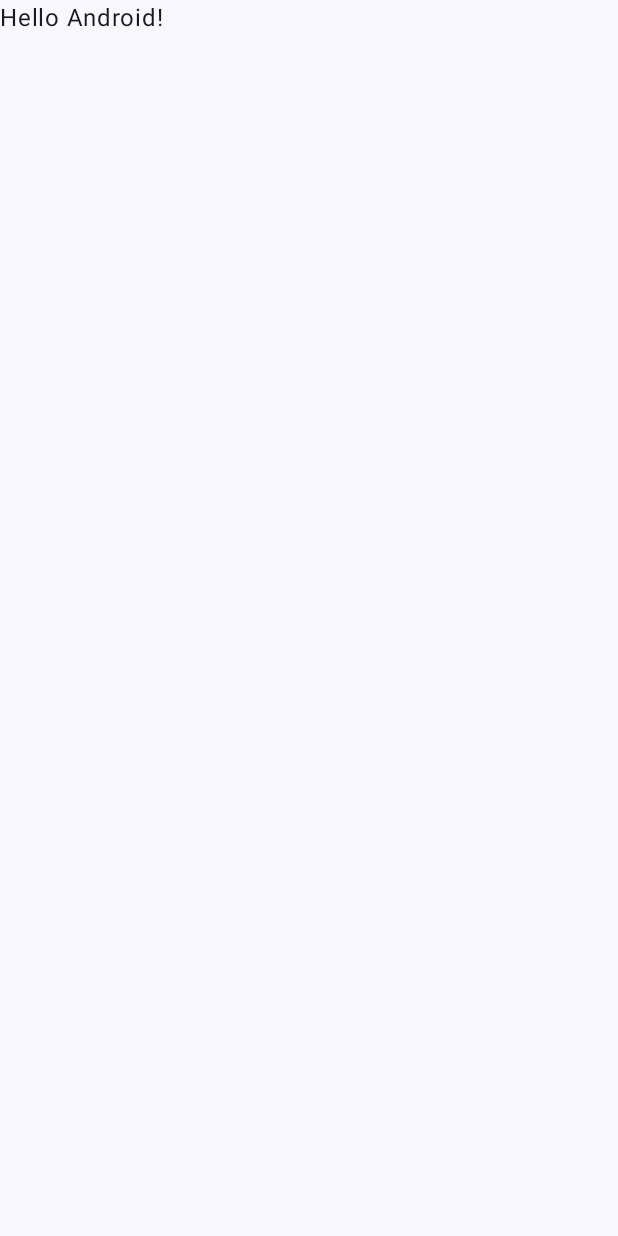
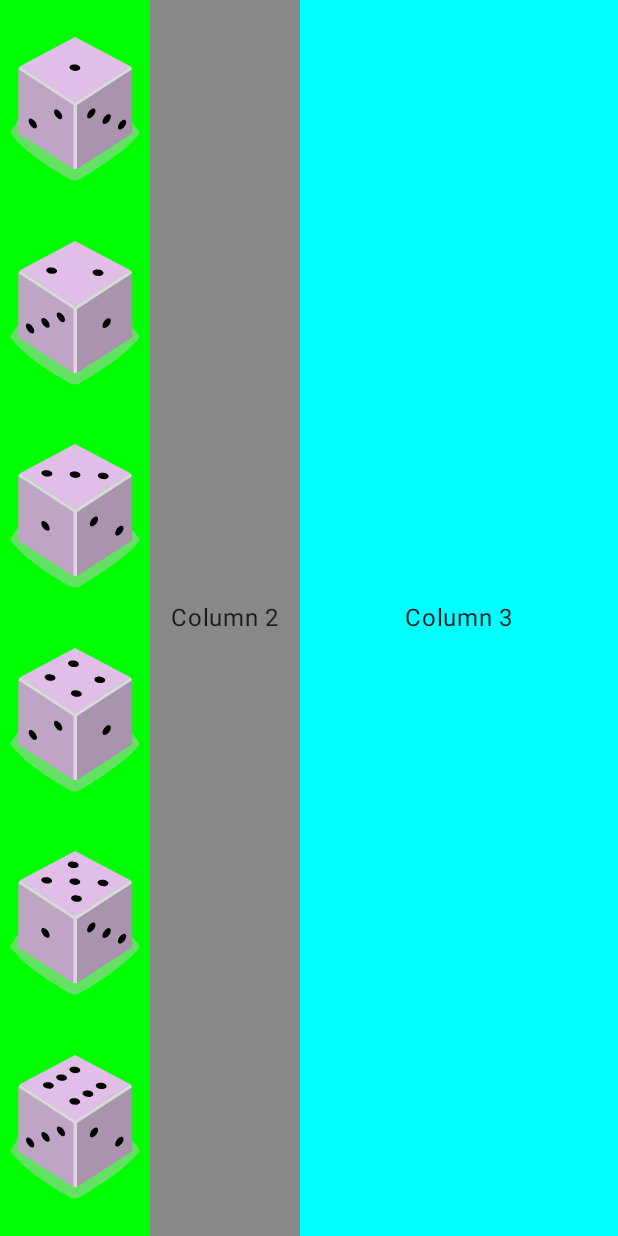
Before and after one commit to sijanbhai/Sijan003_Book, an Android app built with Jetpack Compose: the screen it shows after launch (MainActivity), on a phone screen of 412 x 824 dp. Before the commit the screen is almost empty. Run offline under Robolectric (Android 15) with nearby library versions, the light colour scheme and no system bars.

Commit message:
test layout

```diff
--- a/app/src/main/java/com/sijan003/tanvir003_book/MainActivity.kt
+++ b/app/src/main/java/com/sijan003/tanvir003_book/MainActivity.kt
@@ -1,34 +1,82 @@
 package com.sijan003.tanvir003_book
 
+import android.R.attr.name
 import android.os.Bundle
 import androidx.activity.ComponentActivity
 import androidx.activity.compose.setContent
 import androidx.activity.enableEdgeToEdge
+import androidx.compose.foundation.Image
+import androidx.compose.foundation.background
+import androidx.compose.foundation.layout.Arrangement
+import androidx.compose.foundation.layout.Column
+import androidx.compose.foundation.layout.Row
+import androidx.compose.foundation.layout.fillMaxHeight
 import androidx.compose.foundation.layout.fillMaxSize
+import androidx.compose.foundation.layout.fillMaxWidth
 import androidx.compose.foundation.layout.padding
+import androidx.compose.foundation.layout.width
 import androidx.compose.material3.Scaffold
 import androidx.compose.material3.Text
 import androidx.compose.runtime.Composable
+import androidx.compose.ui.Alignment
 import androidx.compose.ui.Modifier
+import androidx.compose.ui.graphics.Color
+import androidx.compose.ui.res.painterResource
 import androidx.compose.ui.tooling.preview.Preview
+import androidx.compose.ui.unit.dp
+import com.sijan003.tanvir003_book.image_ids
 import com.sijan003.tanvir003_book.ui.theme.Sijan003_BookTheme
 
 class MainActivity : ComponentActivity() {
     override fun onCreate(savedInstanceState: Bundle?) {
         super.onCreate(savedInstanceState)
-        enableEdgeToEdge()
+        //enableEdgeToEdge()
         setContent {
             Sijan003_BookTheme {
+                //Scaffold: Layout component for material design layout
+                //top app bar, bottom bar, drawer
                 Scaffold(modifier = Modifier.fillMaxSize()) { innerPadding ->
-                    Greeting(
-                        name = "Android",
-                        modifier = Modifier.padding(innerPadding)
-                    )
+                    //Greeting(
+                      //  name = "Android",
+                        //modifier = Modifier.padding(innerPadding)
+                    //)
+                    TestLayout(modifier = Modifier.padding(innerPadding))
                 }
             }
         }
     }
 }
+
+@Composable
+fun TestLayout(modifier: Modifier= Modifier)
+{
+    Row (modifier = Modifier.fillMaxSize()) {
+        Column(modifier = Modifier.fillMaxHeight().width(100.dp).background(Color.Green),
+            verticalArrangement = Arrangement.SpaceEvenly
+            ) {
+          repeat(6){
+              //display a dice
+              Image(
+                  painter = painterResource(image_ids[it]),
+                  contentDescription = "Dice $it")
+          }
+        }
+        Column(modifier = Modifier.fillMaxHeight().width(100.dp).background(Color.Gray),
+            verticalArrangement = Arrangement.Center,
+            horizontalAlignment = Alignment.CenterHorizontally
+            ) {
+            Text(text = "Column 2")
+
+        }
+        Column(modifier = Modifier.fillMaxHeight().fillMaxWidth().background(Color.Cyan),
+            verticalArrangement = Arrangement.Center,
+            horizontalAlignment = Alignment.CenterHorizontally
+            ) {
+            Text(text = "Column 3")
+        }
+    }
+}
+
 
 @Composable
 fun Greeting(name: String, modifier: Modifier = Modifier) {
@@ -45,3 +93,13 @@
         Greeting("Android")
     }
 }
+
+private val image_ids=listOf(
+    R.drawable.dice_1,
+    R.drawable.dice_2,
+    R.drawable.dice_3,
+    R.drawable.dice_4,
+    R.drawable.dice_5,
+    R.drawable.dice_6
+
+)
--- /dev/null
+++ b/app/src/main/res/drawable/dice_1.xml
@@ -0,0 +1,66 @@
+<!--
+  ~ Copyright 2022, The Android Open Source Project
+  ~
+  ~ Licensed under the Apache License, Version 2.0 (the "License");
+  ~ you may not use this file except in compliance with the License.
+  ~ You may obtain a copy of the License at
+  ~
+  ~     http://www.apache.org/licenses/LICENSE-2.0
+  ~
+  ~ Unless required by applicable law or agreed to in writing, software
+  ~ distributed under the License is distributed on an "AS IS" BASIS,
+  ~ WITHOUT WARRANTIES OR CONDITIONS OF ANY KIND, either express or implied.
+  ~ See the License for the specific language governing permissions and
+  ~ limitations under the License.
+  -->
+
+<vector xmlns:android="http://schemas.android.com/apk/res/android"
+    android:width="200dp"
+    android:height="250dp"
+    android:viewportWidth="800"
+    android:viewportHeight="1000">
+    <path
+        android:fillAlpha="0.5"
+        android:fillColor="#C5C4C4"
+        android:pathData="M740.8,635.42c-68.27,90.47 -249.77,201.76 -316,240.63a50.7,50.7 0,0 1,-49.93 0.81c-64.19,-35 -234.09,-133.88 -315.65,-242a14.69,14.69 0,0 1,-0.12 -17.49c77.58,-106.29 159.67,-258.89 341.06,-258.89 182,0 242.19,139.08 340.27,258.88A14.62,14.62 0,0 1,740.8 635.42Z"
+        android:strokeAlpha="0.5" />
+    <path
+        android:fillColor="#AA93AE"
+        android:pathData="M704.9,630l-294.29,191.06l0,-340.85l294.29,-191.06l0,340.85z" />
+    <path
+        android:fillColor="#C0A4C5"
+        android:pathData="M97.59,630l294.29,191.06l0,-340.85l-294.29,-191.06l0,340.85z" />
+    <path
+        android:fillColor="#E1BEE7"
+        android:pathData="M400.14,464.73l-293.19,-191.45l293.19,-156.31l295.39,156.31l-295.39,191.45z" />
+    <path
+        android:fillColor="#E2D3E4"
+        android:pathData="M106.95,273.28l-9.36,15.87l294.29,191.06l8.26,-15.48l-293.19,-191.45z" />
+    <path
+        android:fillColor="#E2D3E4"
+        android:pathData="M695.53,273.28l9.37,15.87l-294.29,191.06l-10.47,-15.48l295.39,-191.45z" />
+    <path
+        android:fillColor="#E2D3E4"
+        android:pathData="M391.88,480.21h18.73v340.85h-18.73z" />
+    <path
+        android:fillColor="#E7DCE8"
+        android:pathData="M400.14,464.73l-8.26,15.48l18.73,0l-10.47,-15.48z" />
+    <path
+        android:fillColor="#000000"
+        android:pathData="M397.45,297.62a16.9,28.71 97.07,1 0,4.16 -33.54a16.9,28.71 97.07,1 0,-4.16 33.54z" />
+    <path
+        android:fillColor="#000000"
+        android:pathData="M297.17,539.02a30.12,16.11 53.82,1 0,26.01 -19.02a30.12,16.11 53.82,1 0,-26.01 19.02z" />
+    <path
+        android:fillColor="#000000"
+        android:pathData="M161.96,588.24a30.12,16.11 53.82,1 0,26.01 -19.02a30.12,16.11 53.82,1 0,-26.01 19.02z" />
+    <path
+        android:fillColor="#000000"
+        android:pathData="M551.15,579.45a30.12,16.11 126.18,1 0,35.56 -48.62a30.12,16.11 126.18,1 0,-35.56 48.62z" />
+    <path
+        android:fillColor="#000000"
+        android:pathData="M469.12,549.58a30.12,16.11 126.18,1 0,35.56 -48.62a30.12,16.11 126.18,1 0,-35.56 48.62z" />
+    <path
+        android:fillColor="#000000"
+        android:pathData="M633.17,609.29a30.12,16.11 126.18,1 0,35.56 -48.62a30.12,16.11 126.18,1 0,-35.56 48.62z" />
+</vector>
--- /dev/null
+++ b/app/src/main/res/drawable/dice_2.xml
@@ -0,0 +1,66 @@
+<!--
+  ~ Copyright 2022, The Android Open Source Project
+  ~
+  ~ Licensed under the Apache License, Version 2.0 (the "License");
+  ~ you may not use this file except in compliance with the License.
+  ~ You may obtain a copy of the License at
+  ~
+  ~     http://www.apache.org/licenses/LICENSE-2.0
+  ~
+  ~ Unless required by applicable law or agreed to in writing, software
+  ~ distributed under the License is distributed on an "AS IS" BASIS,
+  ~ WITHOUT WARRANTIES OR CONDITIONS OF ANY KIND, either express or implied.
+  ~ See the License for the specific language governing permissions and
+  ~ limitations under the License.
+  -->
+
+<vector xmlns:android="http://schemas.android.com/apk/res/android"
+    android:width="200dp"
+    android:height="250dp"
+    android:viewportWidth="800"
+    android:viewportHeight="1000">
+    <path
+        android:fillAlpha="0.5"
+        android:fillColor="#C5C4C4"
+        android:pathData="M740.8,635.42c-68.27,90.47 -249.77,201.76 -316,240.63a50.7,50.7 0,0 1,-49.93 0.81c-64.19,-35 -234.09,-133.88 -315.65,-242a14.69,14.69 0,0 1,-0.12 -17.49c77.58,-106.29 159.67,-258.89 341.06,-258.89 182,0 242.19,139.08 340.27,258.88A14.62,14.62 0,0 1,740.8 635.42Z"
+        android:strokeAlpha="0.5" />
+    <path
+        android:fillColor="#AA93AE"
+        android:pathData="M704.9,630l-294.29,191.06l0,-340.85l294.29,-191.06l0,340.85z" />
+    <path
+        android:fillColor="#C0A4C5"
+        android:pathData="M97.59,630l294.29,191.06l0,-340.85l-294.29,-191.06l0,340.85z" />
+    <path
+        android:fillColor="#E1BEE7"
+        android:pathData="M400.14,464.73l-293.19,-191.45l293.19,-156.31l295.39,156.31l-295.39,191.45z" />
+    <path
+        android:fillColor="#E2D3E4"
+        android:pathData="M106.95,273.28l-9.36,15.87l294.29,191.06l8.26,-15.48l-293.19,-191.45z" />
+    <path
+        android:fillColor="#E2D3E4"
+        android:pathData="M695.53,273.28l9.37,15.87l-294.29,191.06l-10.47,-15.48l295.39,-191.45z" />
+    <path
+        android:fillColor="#E2D3E4"
+        android:pathData="M391.88,480.21h18.73v340.85h-18.73z" />
+    <path
+        android:fillColor="#E7DCE8"
+        android:pathData="M400.14,464.73l-8.26,15.48l18.73,0l-10.47,-15.48z" />
+    <path
+        android:fillColor="#000000"
+        android:pathData="M520.85,303.25a16.9,28.71 97.07,1 0,4.16 -33.54a16.9,28.71 97.07,1 0,-4.16 33.54z" />
+    <path
+        android:fillColor="#000000"
+        android:pathData="M273.33,291.99a16.9,28.71 97.07,1 0,4.16 -33.54a16.9,28.71 97.07,1 0,-4.16 33.54z" />
+    <path
+        android:fillColor="#000000"
+        android:pathData="M229.56,563.64a30.12,16.11 53.82,1 0,26.01 -19.02a30.12,16.11 53.82,1 0,-26.01 19.02z" />
+    <path
+        android:fillColor="#000000"
+        android:pathData="M311.58,533.77a30.12,16.11 53.82,1 0,26.01 -19.02a30.12,16.11 53.82,1 0,-26.01 19.02z" />
+    <path
+        android:fillColor="#000000"
+        android:pathData="M147.54,593.49a30.12,16.11 53.82,1 0,26.01 -19.02a30.12,16.11 53.82,1 0,-26.01 19.02z" />
+    <path
+        android:fillColor="#000000"
+        android:pathData="M551.15,579.45a30.12,16.11 126.18,1 0,35.56 -48.62a30.12,16.11 126.18,1 0,-35.56 48.62z" />
+</vector>
--- /dev/null
+++ b/app/src/main/res/drawable/dice_3.xml
@@ -0,0 +1,66 @@
+<!--
+  ~ Copyright 2022, The Android Open Source Project
+  ~
+  ~ Licensed under the Apache License, Version 2.0 (the "License");
+  ~ you may not use this file except in compliance with the License.
+  ~ You may obtain a copy of the License at
+  ~
+  ~     http://www.apache.org/licenses/LICENSE-2.0
+  ~
+  ~ Unless required by applicable law or agreed to in writing, software
+  ~ distributed under the License is distributed on an "AS IS" BASIS,
+  ~ WITHOUT WARRANTIES OR CONDITIONS OF ANY KIND, either express or implied.
+  ~ See the License for the specific language governing permissions and
+  ~ limitations under the License.
+  -->
+
+<vector xmlns:android="http://schemas.android.com/apk/res/android"
+    android:width="200dp"
+    android:height="250dp"
+    android:viewportWidth="800"
+    android:viewportHeight="1000">
+    <path
+        android:fillAlpha="0.5"
+        android:fillColor="#C5C4C4"
+        android:pathData="M740.8,635.42c-68.27,90.47 -249.77,201.76 -316,240.63a50.7,50.7 0,0 1,-49.93 0.81c-64.19,-35 -234.09,-133.88 -315.65,-242a14.69,14.69 0,0 1,-0.12 -17.49c77.58,-106.29 159.67,-258.89 341.06,-258.89 182,0 242.19,139.08 340.27,258.88A14.62,14.62 0,0 1,740.8 635.42Z"
+        android:strokeAlpha="0.5" />
+    <path
+        android:fillColor="#AA93AE"
+        android:pathData="M704.9,630l-294.29,191.06l0,-340.85l294.29,-191.06l0,340.85z" />
+    <path
+        android:fillColor="#C0A4C5"
+        android:pathData="M97.59,630l294.29,191.06l0,-340.85l-294.29,-191.06l0,340.85z" />
+    <path
+        android:fillColor="#E1BEE7"
+        android:pathData="M400.14,464.73l-293.19,-191.45l293.19,-156.31l295.39,156.31l-295.39,191.45z" />
+    <path
+        android:fillColor="#E2D3E4"
+        android:pathData="M106.95,273.28l-9.36,15.87l294.29,191.06l8.26,-15.48l-293.19,-191.45z" />
+    <path
+        android:fillColor="#E2D3E4"
+        android:pathData="M695.53,273.28l9.37,15.87l-294.29,191.06l-10.47,-15.48l295.39,-191.45z" />
+    <path
+        android:fillColor="#E2D3E4"
+        android:pathData="M391.88,480.21h18.73v340.85h-18.73z" />
+    <path
+        android:fillColor="#E7DCE8"
+        android:pathData="M400.14,464.73l-8.26,15.48l18.73,0l-10.47,-15.48z" />
+    <path
+        android:fillColor="#000000"
+        android:pathData="M398.11,297.62a16.9,28.71 97.07,1 0,4.16 -33.54a16.9,28.71 97.07,1 0,-4.16 33.54z" />
+    <path
+        android:fillColor="#000000"
+        android:pathData="M548.27,304.46a16.9,28.71 97.07,1 0,4.16 -33.54a16.9,28.71 97.07,1 0,-4.16 33.54z" />
+    <path
+        android:fillColor="#000000"
+        android:pathData="M247.95,290.79a16.9,28.71 97.07,1 0,4.16 -33.54a16.9,28.71 97.07,1 0,-4.16 33.54z" />
+    <path
+        android:fillColor="#000000"
+        android:pathData="M229.56,563.64a30.12,16.11 53.82,1 0,26.01 -19.02a30.12,16.11 53.82,1 0,-26.01 19.02z" />
+    <path
+        android:fillColor="#000000"
+        android:pathData="M483.54,554.83a30.12,16.11 126.18,1 0,35.56 -48.62a30.12,16.11 126.18,1 0,-35.56 48.62z" />
+    <path
+        android:fillColor="#000000"
+        android:pathData="M618.75,604.04a30.12,16.11 126.18,1 0,35.56 -48.62a30.12,16.11 126.18,1 0,-35.56 48.62z" />
+</vector>
--- /dev/null
+++ b/app/src/main/res/drawable/dice_4.xml
@@ -0,0 +1,69 @@
+<!--
+  ~ Copyright 2022, The Android Open Source Project
+  ~
+  ~ Licensed under the Apache License, Version 2.0 (the "License");
+  ~ you may not use this file except in compliance with the License.
+  ~ You may obtain a copy of the License at
+  ~
+  ~     http://www.apache.org/licenses/LICENSE-2.0
+  ~
+  ~ Unless required by applicable law or agreed to in writing, software
+  ~ distributed under the License is distributed on an "AS IS" BASIS,
+  ~ WITHOUT WARRANTIES OR CONDITIONS OF ANY KIND, either express or implied.
+  ~ See the License for the specific language governing permissions and
+  ~ limitations under the License.
+  -->
+
+<vector xmlns:android="http://schemas.android.com/apk/res/android"
+    android:width="200dp"
+    android:height="250dp"
+    android:viewportWidth="800"
+    android:viewportHeight="1000">
+    <path
+        android:fillAlpha="0.5"
+        android:fillColor="#C5C4C4"
+        android:pathData="M740.8,635.42c-68.27,90.47 -249.77,201.76 -316,240.63a50.7,50.7 0,0 1,-49.93 0.81c-64.19,-35 -234.09,-133.88 -315.65,-242a14.69,14.69 0,0 1,-0.12 -17.49c77.58,-106.29 159.67,-258.89 341.06,-258.89 182,0 242.19,139.08 340.27,258.88A14.62,14.62 0,0 1,740.8 635.42Z"
+        android:strokeAlpha="0.5" />
+    <path
+        android:fillColor="#AA93AE"
+        android:pathData="M704.9,630l-294.29,191.06l0,-340.85l294.29,-191.06l0,340.85z" />
+    <path
+        android:fillColor="#C0A4C5"
+        android:pathData="M97.59,630l294.29,191.06l0,-340.85l-294.29,-191.06l0,340.85z" />
+    <path
+        android:fillColor="#E1BEE7"
+        android:pathData="M400.14,464.73l-293.19,-191.45l293.19,-156.31l295.39,156.31l-295.39,191.45z" />
+    <path
+        android:fillColor="#E2D3E4"
+        android:pathData="M106.95,273.28l-9.36,15.87l294.29,191.06l8.26,-15.48l-293.19,-191.45z" />
+    <path
+        android:fillColor="#E2D3E4"
+        android:pathData="M695.53,273.28l9.37,15.87l-294.29,191.06l-10.47,-15.48l295.39,-191.45z" />
+    <path
+        android:fillColor="#E2D3E4"
+        android:pathData="M391.88,480.21h18.73v340.85h-18.73z" />
+    <path
+        android:fillColor="#E7DCE8"
+        android:pathData="M400.14,464.73l-8.26,15.48l18.73,0l-10.47,-15.48z" />
+    <path
+        android:fillColor="#000000"
+        android:pathData="M530.08,303.65a16.9,28.71 97.07,1 0,4.16 -33.54a16.9,28.71 97.07,1 0,-4.16 33.54z" />
+    <path
+        android:fillColor="#000000"
+        android:pathData="M389.68,218.17a16.9,28.71 97.07,1 0,4.16 -33.54a16.9,28.71 97.07,1 0,-4.16 33.54z" />
+    <path
+        android:fillColor="#000000"
+        android:pathData="M405.35,377.09a16.9,28.71 97.07,1 0,4.16 -33.54a16.9,28.71 97.07,1 0,-4.16 33.54z" />
+    <path
+        android:fillColor="#000000"
+        android:pathData="M264.95,291.6a16.9,28.71 97.07,1 0,4.16 -33.54a16.9,28.71 97.07,1 0,-4.16 33.54z" />
+    <path
+        android:fillColor="#000000"
+        android:pathData="M297.17,541.59a30.12,16.11 53.82,1 0,26.01 -19.02a30.12,16.11 53.82,1 0,-26.01 19.02z" />
+    <path
+        android:fillColor="#000000"
+        android:pathData="M161.96,590.81a30.12,16.11 53.82,1 0,26.01 -19.02a30.12,16.11 53.82,1 0,-26.01 19.02z" />
+    <path
+        android:fillColor="#000000"
+        android:pathData="M551.15,579.45a30.12,16.11 126.18,1 0,35.56 -48.62a30.12,16.11 126.18,1 0,-35.56 48.62z" />
+</vector>
--- /dev/null
+++ b/app/src/main/res/drawable/dice_5.xml
@@ -0,0 +1,75 @@
+<!--
+  ~ Copyright 2022, The Android Open Source Project
+  ~
+  ~ Licensed under the Apache License, Version 2.0 (the "License");
+  ~ you may not use this file except in compliance with the License.
+  ~ You may obtain a copy of the License at
+  ~
+  ~     http://www.apache.org/licenses/LICENSE-2.0
+  ~
+  ~ Unless required by applicable law or agreed to in writing, software
+  ~ distributed under the License is distributed on an "AS IS" BASIS,
+  ~ WITHOUT WARRANTIES OR CONDITIONS OF ANY KIND, either express or implied.
+  ~ See the License for the specific language governing permissions and
+  ~ limitations under the License.
+  -->
+
+<vector xmlns:android="http://schemas.android.com/apk/res/android"
+    android:width="200dp"
+    android:height="250dp"
+    android:viewportWidth="800"
+    android:viewportHeight="1000">
+    <path
+        android:fillAlpha="0.5"
+        android:fillColor="#C5C4C4"
+        android:pathData="M740.8,635.42c-68.27,90.47 -249.77,201.76 -316,240.63a50.7,50.7 0,0 1,-49.93 0.81c-64.19,-35 -234.09,-133.88 -315.65,-242a14.69,14.69 0,0 1,-0.12 -17.49c77.58,-106.29 159.67,-258.89 341.06,-258.89 182,0 242.19,139.08 340.27,258.88A14.62,14.62 0,0 1,740.8 635.42Z"
+        android:strokeAlpha="0.5" />
+    <path
+        android:fillColor="#AA93AE"
+        android:pathData="M704.9,630l-294.29,191.06l0,-340.85l294.29,-191.06l0,340.85z" />
+    <path
+        android:fillColor="#C0A4C5"
+        android:pathData="M97.59,630l294.29,191.06l0,-340.85l-294.29,-191.06l0,340.85z" />
+    <path
+        android:fillColor="#E1BEE7"
+        android:pathData="M400.14,464.73l-293.19,-191.45l293.19,-156.31l295.39,156.31l-295.39,191.45z" />
+    <path
+        android:fillColor="#E2D3E4"
+        android:pathData="M106.95,273.28l-9.36,15.87l294.29,191.06l8.26,-15.48l-293.19,-191.45z" />
+    <path
+        android:fillColor="#E2D3E4"
+        android:pathData="M695.53,273.28l9.37,15.87l-294.29,191.06l-10.47,-15.48l295.39,-191.45z" />
+    <path
+        android:fillColor="#E2D3E4"
+        android:pathData="M391.88,480.21h18.73v340.85h-18.73z" />
+    <path
+        android:fillColor="#E7DCE8"
+        android:pathData="M400.14,464.73l-8.26,15.48l18.73,0l-10.47,-15.48z" />
+    <path
+        android:fillColor="#000000"
+        android:pathData="M397.05,297.63a16.9,28.71 97.07,1 0,4.16 -33.54a16.9,28.71 97.07,1 0,-4.16 33.54z" />
+    <path
+        android:fillColor="#000000"
+        android:pathData="M547.21,304.45a16.9,28.71 97.07,1 0,4.16 -33.54a16.9,28.71 97.07,1 0,-4.16 33.54z" />
+    <path
+        android:fillColor="#000000"
+        android:pathData="M388.17,207.62a16.9,28.71 97.07,1 0,4.16 -33.54a16.9,28.71 97.07,1 0,-4.16 33.54z" />
+    <path
+        android:fillColor="#000000"
+        android:pathData="M405.93,387.62a16.9,28.71 97.07,1 0,4.16 -33.54a16.9,28.71 97.07,1 0,-4.16 33.54z" />
+    <path
+        android:fillColor="#000000"
+        android:pathData="M246.89,290.79a16.9,28.71 97.07,1 0,4.16 -33.54a16.9,28.71 97.07,1 0,-4.16 33.54z" />
+    <path
+        android:fillColor="#000000"
+        android:pathData="M229.56,563.64a30.12,16.11 53.82,1 0,26.01 -19.02a30.12,16.11 53.82,1 0,-26.01 19.02z" />
+    <path
+        android:fillColor="#000000"
+        android:pathData="M551.15,579.45a30.12,16.11 126.18,1 0,35.56 -48.62a30.12,16.11 126.18,1 0,-35.56 48.62z" />
+    <path
+        android:fillColor="#000000"
+        android:pathData="M469.12,549.58a30.12,16.11 126.18,1 0,35.56 -48.62a30.12,16.11 126.18,1 0,-35.56 48.62z" />
+    <path
+        android:fillColor="#000000"
+        android:pathData="M633.17,609.29a30.12,16.11 126.18,1 0,35.56 -48.62a30.12,16.11 126.18,1 0,-35.56 48.62z" />
+</vector>
--- /dev/null
+++ b/app/src/main/res/drawable/dice_6.xml
@@ -0,0 +1,81 @@
+<!--
+  ~ Copyright 2022, The Android Open Source Project
+  ~
+  ~ Licensed under the Apache License, Version 2.0 (the "License");
+  ~ you may not use this file except in compliance with the License.
+  ~ You may obtain a copy of the License at
+  ~
+  ~     http://www.apache.org/licenses/LICENSE-2.0
+  ~
+  ~ Unless required by applicable law or agreed to in writing, software
+  ~ distributed under the License is distributed on an "AS IS" BASIS,
+  ~ WITHOUT WARRANTIES OR CONDITIONS OF ANY KIND, either express or implied.
+  ~ See the License for the specific language governing permissions and
+  ~ limitations under the License.
+  -->
+
+<vector xmlns:android="http://schemas.android.com/apk/res/android"
+    android:width="200dp"
+    android:height="250dp"
+    android:viewportWidth="800"
+    android:viewportHeight="1000">
+    <path
+        android:fillAlpha="0.5"
+        android:fillColor="#C5C4C4"
+        android:pathData="M740.8,635.42c-68.27,90.47 -249.77,201.76 -316,240.63a50.7,50.7 0,0 1,-49.93 0.81c-64.19,-35 -234.09,-133.88 -315.65,-242a14.69,14.69 0,0 1,-0.12 -17.49c77.58,-106.29 159.67,-258.89 341.06,-258.89 182,0 242.19,139.08 340.27,258.88A14.62,14.62 0,0 1,740.8 635.42Z"
+        android:strokeAlpha="0.5" />
+    <path
+        android:fillColor="#AA93AE"
+        android:pathData="M704.9,630l-294.29,191.06l0,-340.85l294.29,-191.06l0,340.85z" />
+    <path
+        android:fillColor="#C0A4C5"
+        android:pathData="M97.59,630l294.29,191.06l0,-340.85l-294.29,-191.06l0,340.85z" />
+    <path
+        android:fillColor="#E1BEE7"
+        android:pathData="M400.14,464.73l-293.19,-191.45l293.19,-156.31l295.39,156.31l-295.39,191.45z" />
+    <path
+        android:fillColor="#E2D3E4"
+        android:pathData="M106.95,273.28l-9.36,15.87l294.29,191.06l8.26,-15.48l-293.19,-191.45z" />
+    <path
+        android:fillColor="#E2D3E4"
+        android:pathData="M695.53,273.28l9.37,15.87l-294.29,191.06l-10.47,-15.48l295.39,-191.45z" />
+    <path
+        android:fillColor="#E2D3E4"
+        android:pathData="M391.88,480.21h18.73v340.85h-18.73z" />
+    <path
+        android:fillColor="#E7DCE8"
+        android:pathData="M400.14,464.73l-8.26,15.48l18.73,0l-10.47,-15.48z" />
+    <path
+        android:fillColor="#000000"
+        android:pathData="M326.53,254.89a16.9,28.71 97.07,1 0,4.16 -33.54a16.9,28.71 97.07,1 0,-4.16 33.54z" />
+    <path
+        android:fillColor="#000000"
+        android:pathData="M537.57,298.78a16.9,28.71 97.07,1 0,4.16 -33.54a16.9,28.71 97.07,1 0,-4.16 33.54z" />
+    <path
+        android:fillColor="#000000"
+        android:pathData="M397.17,213.3a16.9,28.71 97.07,1 0,4.16 -33.54a16.9,28.71 97.07,1 0,-4.16 33.54z" />
+    <path
+        android:fillColor="#000000"
+        android:pathData="M396.31,381.95a16.9,28.71 97.07,1 0,4.16 -33.54a16.9,28.71 97.07,1 0,-4.16 33.54z" />
+    <path
+        android:fillColor="#000000"
+        android:pathData="M255.91,296.47a16.9,28.71 97.07,1 0,4.16 -33.54a16.9,28.71 97.07,1 0,-4.16 33.54z" />
+    <path
+        android:fillColor="#000000"
+        android:pathData="M466.93,340.37a16.9,28.71 97.07,1 0,4.16 -33.54a16.9,28.71 97.07,1 0,-4.16 33.54z" />
+    <path
+        android:fillColor="#000000"
+        android:pathData="M230,563.64a30.12,16.11 53.82,1 0,26.01 -19.02a30.12,16.11 53.82,1 0,-26.01 19.02z" />
+    <path
+        android:fillColor="#000000"
+        android:pathData="M312.02,533.78a30.12,16.11 53.82,1 0,26.01 -19.02a30.12,16.11 53.82,1 0,-26.01 19.02z" />
+    <path
+        android:fillColor="#000000"
+        android:pathData="M147.96,593.48a30.12,16.11 53.82,1 0,26.01 -19.02a30.12,16.11 53.82,1 0,-26.01 19.02z" />
+    <path
+        android:fillColor="#000000"
+        android:pathData="M483.54,554.83a30.12,16.11 126.18,1 0,35.56 -48.62a30.12,16.11 126.18,1 0,-35.56 48.62z" />
+    <path
+        android:fillColor="#000000"
+        android:pathData="M618.75,604.04a30.12,16.11 126.18,1 0,35.56 -48.62a30.12,16.11 126.18,1 0,-35.56 48.62z" />
+</vector>
```
